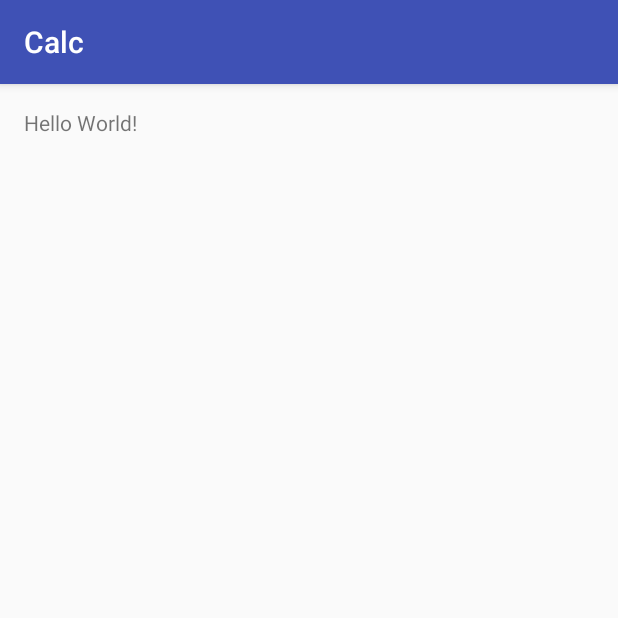
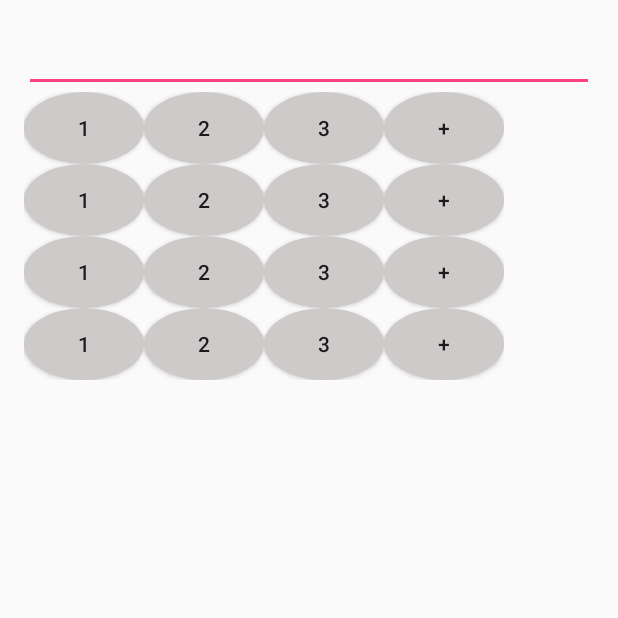
Before and after one commit to true-bunta/Calc, an Android app: the screen it shows after launch (MainActivity), on a phone screen of 412 x 824 dp, the top half of it. Run offline under Robolectric (Android 15) with nearby library versions, the phone set to English and light mode, and no system bars.

Commit message:
Creat CalcBoardFragment and oval_button

```diff
--- a/app/build.gradle
+++ b/app/build.gradle
@@ -25,5 +25,6 @@ dependencies {
         exclude group: 'com.android.support', module: 'support-annotations'
     })
     compile 'com.android.support:appcompat-v7:25.3.0'
+    compile 'com.android.support:support-v4:25.3.0'
     testCompile 'junit:junit:4.12'
 }
--- a/app/src/main/AndroidManifest.xml
+++ b/app/src/main/AndroidManifest.xml
@@ -8,7 +8,7 @@
             android:label="@string/app_name"
             android:supportsRtl="true"
             android:theme="@style/AppTheme">
-        <activity android:name=".MainActivity">
+        <activity android:name=".activity.MainActivity">
             <intent-filter>
                 <action android:name="android.intent.action.MAIN"/>
 
--- a/app/src/main/java/com/true_bunta/calc/MainActivity.java
+++ /dev/null
@@ -1,13 +0,0 @@
-package com.true_bunta.calc;
-
-import android.support.v7.app.AppCompatActivity;
-import android.os.Bundle;
-
-public class MainActivity extends AppCompatActivity {
-
-    @Override
-    protected void onCreate(Bundle savedInstanceState) {
-        super.onCreate(savedInstanceState);
-        setContentView(R.layout.activity_main);
-    }
-}
--- /dev/null
+++ b/app/src/main/java/com/true_bunta/calc/activity/MainActivity.java
@@ -0,0 +1,37 @@
+package com.true_bunta.calc.activity;
+
+import android.os.Bundle;
+import android.support.v4.app.FragmentActivity;
+import android.support.v4.app.FragmentManager;
+import android.support.v4.app.FragmentTransaction;
+import com.true_bunta.calc.R;
+import com.true_bunta.calc.fragment.CalcBoardFragment;
+
+public class MainActivity extends FragmentActivity {
+
+    private CalcBoardFragment calcBoardFragment;
+
+    private FragmentManager manager;
+    private FragmentTransaction transaction;
+
+    @Override
+    protected void onCreate(Bundle savedInstanceState) {
+        super.onCreate(savedInstanceState);
+        setContentView(R.layout.activity_main);
+
+        calcBoardFragment = new CalcBoardFragment();
+        manager = getSupportFragmentManager();
+    }
+
+    @Override
+    protected void onStart() {
+
+        transaction = manager.beginTransaction();
+
+        if (manager.findFragmentByTag(CalcBoardFragment.TAG) == null) {
+            transaction.add(R.id.conteiner_Board, calcBoardFragment, CalcBoardFragment.TAG);
+        }
+        transaction.commit();
+        super.onStart();
+    }
+}
--- /dev/null
+++ b/app/src/main/java/com/true_bunta/calc/fragment/CalcBoardFragment.java
@@ -0,0 +1,23 @@
+package com.true_bunta.calc.fragment;
+
+import android.os.Bundle;
+import android.support.annotation.Nullable;
+import android.support.v4.app.Fragment;
+import android.view.LayoutInflater;
+import android.view.View;
+import android.view.ViewGroup;
+import com.true_bunta.calc.R;
+
+/**
+ * Created by bunta on 31.03.17.
+ */
+public class CalcBoardFragment extends Fragment {
+
+    public static final String TAG = "CalcBoardFragment";
+
+    @Nullable
+    @Override
+    public View onCreateView(LayoutInflater inflater, @Nullable ViewGroup container, @Nullable Bundle savedInstanceState) {
+        return inflater.inflate(R.layout.calc_board_fragment, null);
+    }
+}
--- /dev/null
+++ b/app/src/main/res/drawable/oval_button.xml
@@ -0,0 +1,10 @@
+<?xml version="1.0" encoding="utf-8"?>
+<!--Круглая кнопка для меню-->
+<selector xmlns:android="http://schemas.android.com/apk/res/android">
+    <item>
+        <shape android:shape="oval">
+            <solid android:color="#CECACA"/>
+        </shape>
+    </item>
+
+</selector>
--- a/app/src/main/res/layout/activity_main.xml
+++ b/app/src/main/res/layout/activity_main.xml
@@ -9,10 +9,23 @@
         android:paddingRight="@dimen/activity_horizontal_margin"
         android:paddingTop="@dimen/activity_vertical_margin"
         android:paddingBottom="@dimen/activity_vertical_margin"
-        tools:context="com.true_bunta.calc.MainActivity">
+        tools:context="com.true_bunta.calc.activity.MainActivity">
 
-    <TextView
-            android:layout_width="wrap_content"
-            android:layout_height="wrap_content"
-            android:text="Hello World!"/>
+    <LinearLayout
+            android:orientation="horizontal"
+            android:layout_width="match_parent"
+            android:layout_height="wrap_content" android:id="@+id/container_Diplay">
+        <EditText
+                android:layout_width="wrap_content"
+                android:layout_height="wrap_content"
+                android:inputType="number"
+                android:ems="10"
+                android:id="@+id/editText2" android:layout_weight="1"/>
+    </LinearLayout>
+    <LinearLayout
+            android:orientation="vertical"
+            android:layout_below="@id/container_Diplay"
+            android:layout_width="match_parent"
+            android:layout_height="match_parent" android:id="@+id/conteiner_Board">
+    </LinearLayout>
 </RelativeLayout>
--- /dev/null
+++ b/app/src/main/res/layout/calc_board_fragment.xml
@@ -0,0 +1,114 @@
+<?xml version="1.0" encoding="utf-8"?>
+<RelativeLayout xmlns:android="http://schemas.android.com/apk/res/android"
+                xmlns:tools="http://schemas.android.com/tools" android:orientation="vertical"
+                android:layout_width="match_parent"
+                android:layout_height="match_parent" android:minHeight="0dp" android:minWidth="0dp">
+
+    <LinearLayout
+            android:orientation="horizontal"
+            android:id="@+id/one_board_Segment"
+            android:layout_width="wrap_content"
+            android:layout_height="wrap_content">
+        <Button
+                android:text="1"
+                android:layout_width="80dp"
+                android:background="@drawable/oval_button"
+                android:layout_height="wrap_content" android:id="@+id/btn_board_one" android:layout_weight="70"/>
+        <Button
+                android:text="2"
+                android:layout_width="80dp"
+                android:background="@drawable/oval_button"
+                android:layout_height="wrap_content" android:id="@+id/btn_board_two" android:layout_weight="70"/>
+        <Button
+                android:text="3"
+                android:layout_width="80dp"
+                android:background="@drawable/oval_button"
+                android:layout_height="wrap_content" android:id="@+id/btn_board_three" android:layout_weight="70"/>
+        <Button
+                android:text="+"
+                android:layout_width="80dp"
+                android:background="@drawable/oval_button"
+                android:layout_height="wrap_content" android:id="@+id/btn_board_plus" android:layout_weight="70"/>
+    </LinearLayout>
+    <LinearLayout
+            android:orientation="horizontal"
+            android:layout_below="@id/one_board_Segment"
+            android:id="@+id/two_board_Segment"
+            android:layout_width="wrap_content"
+            android:layout_height="wrap_content">
+        <Button
+                android:text="1"
+                android:layout_width="80dp"
+                android:background="@drawable/oval_button"
+                android:layout_height="wrap_content" android:id="@+id/btn_board_four" android:layout_weight="70"/>
+        <Button
+                android:text="2"
+                android:layout_width="80dp"
+                android:background="@drawable/oval_button"
+                android:layout_height="wrap_content" android:id="@+id/btn_board_five" android:layout_weight="70"/>
+        <Button
+                android:text="3"
+                android:layout_width="80dp"
+                android:background="@drawable/oval_button"
+                android:layout_height="wrap_content" android:id="@+id/btn_board_six" android:layout_weight="70"/>
+        <Button
+                android:text="+"
+                android:layout_width="80dp"
+                android:background="@drawable/oval_button"
+                android:layout_height="wrap_content" android:id="@+id/btn_board_minus" android:layout_weight="70"/>
+    </LinearLayout>
+    <LinearLayout
+            android:orientation="horizontal"
+            android:layout_below="@id/two_board_Segment"
+            android:id="@+id/three_board_Segment"
+            android:layout_width="wrap_content"
+            android:layout_height="wrap_content">
+        <Button
+                android:text="1"
+                android:layout_width="80dp"
+                android:background="@drawable/oval_button"
+                android:layout_height="wrap_content" android:id="@+id/btn_board_seven" android:layout_weight="70"/>
+        <Button
+                android:text="2"
+                android:layout_width="80dp"
+                android:background="@drawable/oval_button"
+                android:layout_height="wrap_content" android:id="@+id/btn_board_eight" android:layout_weight="70"/>
+        <Button
+                android:text="3"
+                android:layout_width="80dp"
+                android:background="@drawable/oval_button"
+                android:layout_height="wrap_content" android:id="@+id/btn_board_nine" android:layout_weight="70"/>
+        <Button
+                android:text="+"
+                android:layout_width="80dp"
+                android:background="@drawable/oval_button"
+                android:layout_height="wrap_content" android:id="@+id/btn_board_multiplication" android:layout_weight="70"/>
+    </LinearLayout>
+    <LinearLayout
+            android:orientation="horizontal"
+            android:layout_below="@id/three_board_Segment"
+            android:id="@+id/four_board_Segment"
+            android:layout_width="wrap_content"
+            android:layout_height="wrap_content">
+        <Button
+                android:text="1"
+                android:layout_width="80dp"
+                android:background="@drawable/oval_button"
+                android:layout_height="wrap_content" android:id="@+id/btn_board_point" android:layout_weight="70"/>
+        <Button
+                android:text="2"
+                android:layout_width="80dp"
+                android:background="@drawable/oval_button"
+                android:layout_height="wrap_content" android:id="@+id/btn_board_zero" android:layout_weight="70"/>
+        <Button
+                android:text="3"
+                android:layout_width="80dp"
+                android:background="@drawable/oval_button"
+                android:layout_height="wrap_content" android:id="@+id/btn_board_devision" android:layout_weight="70"/>
+        <Button
+                android:text="+"
+                android:layout_width="80dp"
+                android:background="@drawable/oval_button"
+                android:layout_height="wrap_content" android:id="@+id/btn_board_enter" android:layout_weight="70"/>
+    </LinearLayout>
+</RelativeLayout>
--- a/app/src/main/res/values/strings.xml
+++ b/app/src/main/res/values/strings.xml
@@ -1,3 +1,7 @@
 <resources>
     <string name="app_name">Calc</string>
+
+    <!-- TODO: Remove or change this placeholder text -->
+    <string name="hello_blank_fragment">Hello blank fragment</string>
+    <string name="btn_enter">Ввод</string>
 </resources>
--- /dev/null
+++ b/build.gradle
@@ -0,0 +1,23 @@
+// Top-level build file where you can add configuration options common to all sub-projects/modules.
+
+buildscript {
+    repositories {
+        jcenter()
+    }
+    dependencies {
+        classpath 'com.android.tools.build:gradle:2.2.2'
+
+        // NOTE: Do not place your application dependencies here; they belong
+        // in the individual module build.gradle files
+    }
+}
+
+allprojects {
+    repositories {
+        jcenter()
+    }
+}
+
+task clean(type: Delete) {
+    delete rootProject.buildDir
+}
--- /dev/null
+++ b/gradle.properties
@@ -0,0 +1,17 @@
+# Project-wide Gradle settings.
+
+# IDE (e.g. Android Studio) users:
+# Gradle settings configured through the IDE *will override*
+# any settings specified in this file.
+
+# For more details on how to configure your build environment visit
+# http://www.gradle.org/docs/current/userguide/build_environment.html
+
+# Specifies the JVM arguments used for the daemon process.
+# The setting is particularly useful for tweaking memory settings.
+org.gradle.jvmargs=-Xmx1536m
+
+# When configured, Gradle will run in incubating parallel mode.
+# This option should only be used with decoupled projects. More details, visit
+# http://www.gradle.org/docs/current/userguide/multi_project_builds.html#sec:decoupled_projects
+# org.gradle.parallel=true
--- /dev/null
+++ b/settings.gradle
@@ -0,0 +1 @@
+include ':app'
```
Also changed, not shown: 4 other files.
